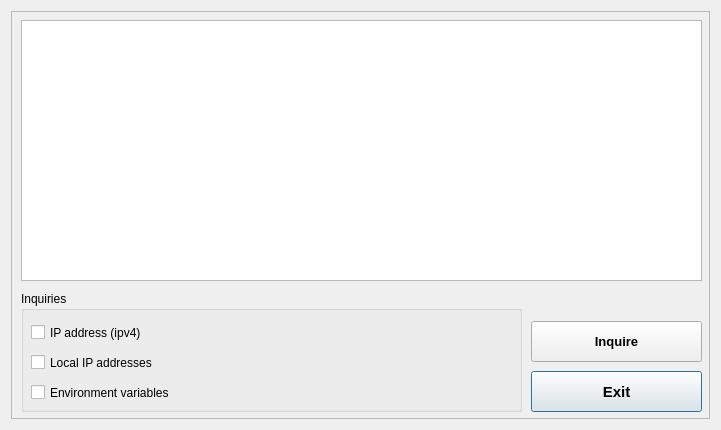
Old version of the form mainwindow.ui in the repository egge313/eggeinq.
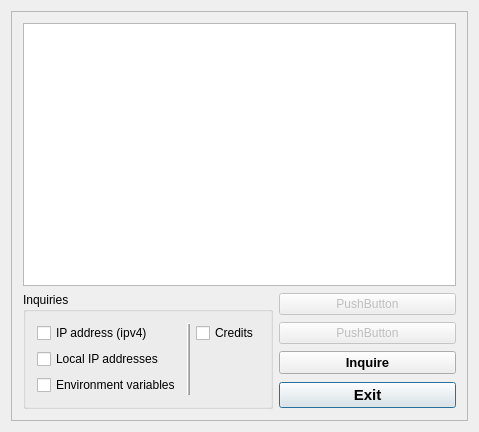
New version of the form.

```diff
--- a/mainwindow.ui
+++ b/mainwindow.ui
@@ -6,15 +6,15 @@
    <rect>
     <x>0</x>
     <y>0</y>
-    <width>721</width>
-    <height>430</height>
+    <width>479</width>
+    <height>432</height>
    </rect>
   </property>
   <property name="windowTitle">
    <string>Egge's IP Inquirer</string>
   </property>
   <widget class="QWidget" name="centralWidget">
-   <layout class="QGridLayout" name="gridLayout">
+   <layout class="QGridLayout" name="gridLayout_2">
     <item row="0" column="0">
      <widget class="QFrame" name="frame">
       <property name="frameShape">
@@ -23,112 +23,86 @@
       <property name="frameShadow">
        <enum>QFrame::Raised</enum>
       </property>
-      <widget class="QPushButton" name="pushButtonClose">
-       <property name="geometry">
-        <rect>
-         <x>520</x>
-         <y>360</y>
-         <width>171</width>
-         <height>41</height>
-        </rect>
-       </property>
-       <property name="font">
-        <font>
-         <pointsize>11</pointsize>
-         <weight>75</weight>
-         <bold>true</bold>
-        </font>
-       </property>
-       <property name="cursor">
-        <cursorShape>PointingHandCursor</cursorShape>
-       </property>
-       <property name="mouseTracking">
-        <bool>true</bool>
-       </property>
-       <property name="tabletTracking">
-        <bool>true</bool>
-       </property>
-       <property name="text">
-        <string>Exit</string>
-       </property>
-       <property name="default">
-        <bool>true</bool>
-       </property>
-      </widget>
+      <layout class="QGridLayout" name="gridLayout">
+       <item row="0" column="0" colspan="2">
       <widget class="QTextEdit" name="textEdit">
-       <property name="geometry">
-        <rect>
-         <x>10</x>
-         <y>9</y>
-         <width>681</width>
-         <height>261</height>
-        </rect>
-       </property>
        <property name="readOnly">
         <bool>true</bool>
        </property>
       </widget>
+       </item>
+       <item row="1" column="0" rowspan="4">
       <widget class="QGroupBox" name="groupBox">
-       <property name="geometry">
-        <rect>
-         <x>10</x>
-         <y>280</y>
-         <width>501</width>
-         <height>121</height>
-        </rect>
-       </property>
        <property name="title">
         <string>Inquiries</string>
        </property>
+         <layout class="QGridLayout" name="gridLayout_3">
+          <item row="0" column="0">
        <widget class="QCheckBox" name="checkBoxIPv4">
-        <property name="geometry">
-         <rect>
-          <x>10</x>
-          <y>30</y>
-          <width>211</width>
-          <height>23</height>
-         </rect>
-        </property>
         <property name="text">
          <string>IP address (ipv4)</string>
         </property>
        </widget>
-       <widget class="QCheckBox" name="checkBoxEnv">
-        <property name="geometry">
-         <rect>
-          <x>10</x>
-          <y>90</y>
-          <width>211</width>
-          <height>23</height>
-         </rect>
-        </property>
+          </item>
+          <item row="0" column="1" rowspan="3">
+           <widget class="Line" name="line">
+            <property name="frameShadow">
+             <enum>QFrame::Raised</enum>
+            </property>
+            <property name="midLineWidth">
+             <number>1</number>
+            </property>
+            <property name="orientation">
+             <enum>Qt::Vertical</enum>
+            </property>
+           </widget>
+          </item>
+          <item row="0" column="2">
+           <widget class="QCheckBox" name="checkBoxCredits">
         <property name="text">
-         <string>Environment variables</string>
-        </property>
-       </widget>
+             <string>Credits</string>
+            </property>
+           </widget>
+          </item>
+          <item row="1" column="0">
        <widget class="QCheckBox" name="checkBoxLocal">
-        <property name="geometry">
-         <rect>
-          <x>10</x>
-          <y>60</y>
-          <width>171</width>
-          <height>23</height>
-         </rect>
-        </property>
         <property name="text">
          <string>Local IP addresses</string>
         </property>
        </widget>
-      </widget>
+          </item>
+          <item row="2" column="0">
+           <widget class="QCheckBox" name="checkBoxEnv">
+            <property name="text">
+             <string>Environment variables</string>
+            </property>
+           </widget>
+          </item>
+         </layout>
+        </widget>
+       </item>
+       <item row="1" column="1">
+        <widget class="QPushButton" name="pushButtonInvisible2">
+         <property name="enabled">
+          <bool>false</bool>
+         </property>
+         <property name="text">
+          <string>PushButton</string>
+         </property>
+        </widget>
+       </item>
+       <item row="2" column="1">
+        <widget class="QPushButton" name="pushButtonInvisible1">
+         <property name="enabled">
+          <bool>false</bool>
+         </property>
+         <property name="text">
+          <string>PushButton</string>
+         </property>
+        </widget>
+       </item>
+       <item row="3" column="1">
       <widget class="QPushButton" name="pushButtonInquire">
-       <property name="geometry">
-        <rect>
-         <x>520</x>
-         <y>310</y>
-         <width>171</width>
-         <height>41</height>
-        </rect>
-       </property>
        <property name="font">
         <font>
          <pointsize>10</pointsize>
@@ -149,6 +123,34 @@
         <string>Inquire</string>
        </property>
       </widget>
+       </item>
+       <item row="4" column="1">
+        <widget class="QPushButton" name="pushButtonClose">
+         <property name="font">
+          <font>
+           <pointsize>11</pointsize>
+           <weight>75</weight>
+           <bold>true</bold>
+          </font>
+         </property>
+         <property name="cursor">
+          <cursorShape>PointingHandCursor</cursorShape>
+         </property>
+         <property name="mouseTracking">
+          <bool>true</bool>
+         </property>
+         <property name="tabletTracking">
+          <bool>false</bool>
+         </property>
+         <property name="text">
+          <string>Exit</string>
+         </property>
+         <property name="default">
+          <bool>true</bool>
+         </property>
+        </widget>
+       </item>
+      </layout>
      </widget>
     </item>
    </layout>
```
Left out of the diff: 2 changed lines with no effect on the pictures. Lines whose indentation alone changed are shown as unchanged.
